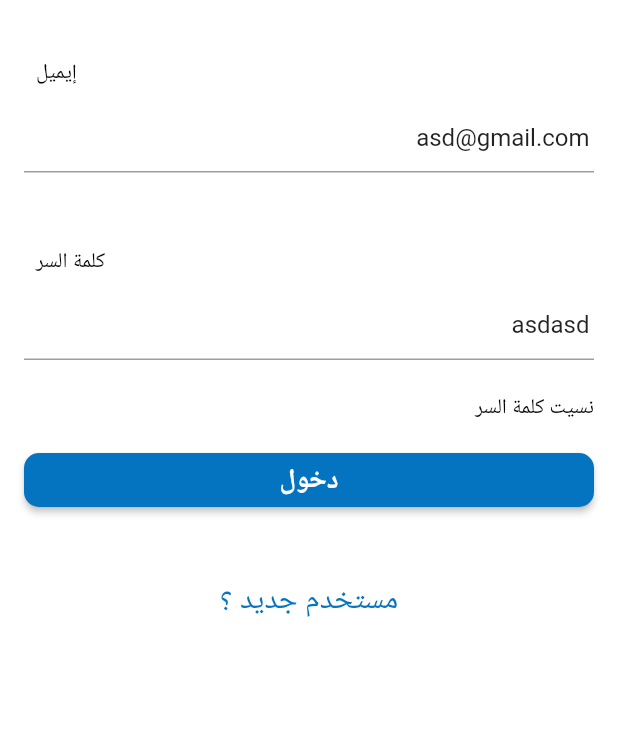
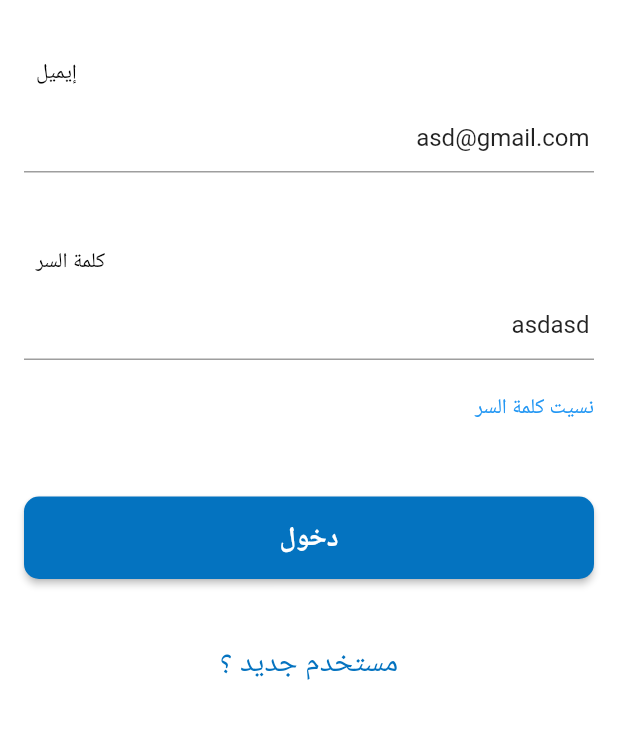
Before and after one commit to MaNoOoz/mazad_app_course, a Flutter app: the LoginView screen opened by its route, on a phone screen of 412 x 824 dp, the part 216-955 px from its top. Run offline on Flutter 3.47's test engine with Material 2 defaults, Android fonts, the phone set to English and light mode, and no system bars; our stand-ins replace auto_size_text, cached_network_image, dio, file_picker, get, get_storage and 5 more; missing offline and left inert: flutter_card_swipper; accounts and stored records are empty; network calls fail; Roboto replaces fonts that are missing (Almarai); statements that could not run were skipped.

Commit message:
Ep 7.8 :
Done

```diff
--- a/lib/Bindings/Bindings.dart
+++ b/lib/Bindings/Bindings.dart
@@ -14,7 +14,6 @@ class InitialBinding extends Bindings {
   void dependencies() {
     // TODO: implement dependencies
     Get.lazyPut<LocalStorage>(() => LocalStorage());
-
     Get.lazyPut<NewAdController>(() => NewAdController());
     Get.lazyPut<ProfileController>(() => ProfileController());
     Get.lazyPut<AdViewContoller>(() => AdViewContoller());
--- a/lib/Screens/LoginView/LoginView.dart
+++ b/lib/Screens/LoginView/LoginView.dart
@@ -104,20 +104,24 @@ class LoginView extends GetView<LoginController> {
               ),
               Text(
                 'نسيت كلمة السر',
-                style: fontStyle.copyWith(color: Colors.black, fontSize: 14),
+                style: fontStyle.copyWith(color: Colors.blue, fontSize: 14),
               ),
               SizedBox(
-                height: 15,
+                height: 50,
               ),
               MaterialButton(
                   disabledColor: Colors.grey,
                   focusColor: Colors.red,
                   highlightColor: Colors.red,
                   hoverColor: Colors.red,
+                  height: 55,
                   child: Obx(
                     () {
                       if (controller.appState() == AppState.LOADING) {
-                        return Center(child: CircularProgressIndicator());
+                        return Center(
+                            child: CircularProgressIndicator(
+                          color: Colors.white,
+                        ));
                       } else {
                         // Logger().d(
                         //     "// controller.appState.value = AppState.LOADING; LIST ${controller.appState.value}");
--- a/lib/Screens/NewAdView/NewAdView.dart
+++ b/lib/Screens/NewAdView/NewAdView.dart
@@ -13,7 +13,6 @@ import 'package:mazad_app/utils/alerts.dart';
 import 'package:mazad_app/utils/app_state.dart';
 import 'package:photo_view/photo_view.dart';
 
-/// todo : implemnt logic and move it to controller
 class NewAdView extends GetView<NewAdController> {
   var chooseCatList = Get.find<NewAdController>().MenuItemsList();
 
--- a/lib/controllers/AuthController/LoginController.dart
+++ b/lib/controllers/AuthController/LoginController.dart
@@ -24,6 +24,8 @@ class LoginController extends GetxController {
   final AuthService authService = AuthService();
 
   signInUser() async {
+    Logger().d("signInUser called");
+
     appState.value = AppState.LOADING;
     isPreesed.value = true;
 
--- a/lib/controllers/HomeController/HomeController.dart
+++ b/lib/controllers/HomeController/HomeController.dart
@@ -1,21 +1,25 @@
-import 'package:flutter/material.dart';
 import 'package:get/get.dart';
 import 'package:logger/logger.dart';
-import 'package:mazad_app/controllers/AuthController/LoginController.dart';
 import 'package:mazad_app/controllers/ProfileController/ProfileController.dart';
 import 'package:mazad_app/models/Ad.dart' show Ad, Category, User;
+
 // import 'package:mazad_app/models/Category.dart';
 import 'package:mazad_app/services/Home%20Service.dart';
 import 'package:mazad_app/utils/app_state.dart';
 
-class HomeViewController extends GetxController with SingleGetTickerProviderMixin{
+class HomeViewController extends GetxController {
   final homeService = HomeService();
 
   List<Category> _categories = <Category>[];
+
   List<Ad> _adList = <Ad>[];
+
   List<Ad> _adsListFilter = <Ad>[];
+
 // User? user =User();
-  int catId = 2;
+
+  int catId = 4;
+
   var likes = 0.obs;
   final appState = Rx<AppState>(AppState.LOADING);
 
@@ -27,12 +31,13 @@ class HomeViewController extends GetxController with SingleGetTickerProviderMixi
 
   List<Ad> get adsListFilter => _adsListFilter;
 
+
   Future<List<Category>?> getCategoryList() async {
     try {
       homeService.getCategories().then((value) {
         // _categories.clear();
-        _categories =
-            value!.map((element) => Category.fromJson(element)).toList();
+
+        _categories = value!.map((dynamic element) => Category.fromJson(element)).toList();
       });
     } catch (e) {
       Logger().d(e);
@@ -41,7 +46,6 @@ class HomeViewController extends GetxController with SingleGetTickerProviderMixi
 
     return categories;
   }
-
 
   Future<List<Ad>?> getAdsListWithFilter(int catId) async {
     Logger().d("getAdsListWithFilter ");
@@ -65,13 +69,13 @@ class HomeViewController extends GetxController with SingleGetTickerProviderMixi
       });
       appState.value = AppState.DONE;
       update();
-
     } catch (e) {
       Logger().d(e);
     }
 
     return adsListFilter;
   }
+
   Future<List<Ad>?> getAllAds() async {
     Logger().d("getAllAds ");
 
@@ -93,7 +97,6 @@ class HomeViewController extends GetxController with SingleGetTickerProviderMixi
       });
       appState.value = AppState.DONE;
       update();
-
     } catch (e) {
       Logger().d(e);
     }
@@ -112,8 +115,6 @@ class HomeViewController extends GetxController with SingleGetTickerProviderMixi
     await getAdsListWithFilter(catId);
     await getAllAds();
 
-
     appState.value = AppState.DONE;
-
   }
 }
--- a/lib/controllers/NewAdController/NewAdController.dart
+++ b/lib/controllers/NewAdController/NewAdController.dart
@@ -16,6 +16,7 @@ import 'package:mazad_app/utils/alerts.dart';
 import 'package:mazad_app/utils/app_state.dart';
 
 class NewAdController extends GetxController {
+
   static NewAdController to = Get.find();
   var logger = Logger();
 
--- a/lib/helpers/StarterView.dart
+++ b/lib/helpers/StarterView.dart
@@ -19,7 +19,7 @@ class _StarterViewState extends State<StarterView> {
   void initState() {
     // TODO: implement initState
     super.initState();
-    initValues();
+    // initValues();
   }
 
   // final LocalStorage storage = LocalStorage();
@@ -38,7 +38,7 @@ class _StarterViewState extends State<StarterView> {
   }
 
   void initValues() async {
-    isLogged = Get.find<LoginController>().userLogged.value;
+    isLogged = Get.find<LoginController>().userLogged.value ;
     user =  await Get.find<LoginController>().getLoggedInUserObject();
     // isUser = Get.put<LoginController>(LoginController()).user;
     if (user != null) {
--- a/lib/services/Home Service.dart
+++ b/lib/services/Home Service.dart
@@ -5,6 +5,10 @@ import 'package:logger/logger.dart';
 import 'package:mazad_app/helpers/Constants.dart';
 
 class HomeService {
+
+
+
+
 
 
   Future<List<dynamic>?> getCategories() async {
```
Also changed, not shown: lib/Screens/HomeView/HomeView.dart (+10 -13 lines), lib/main.dart (+9 -7 lines).
